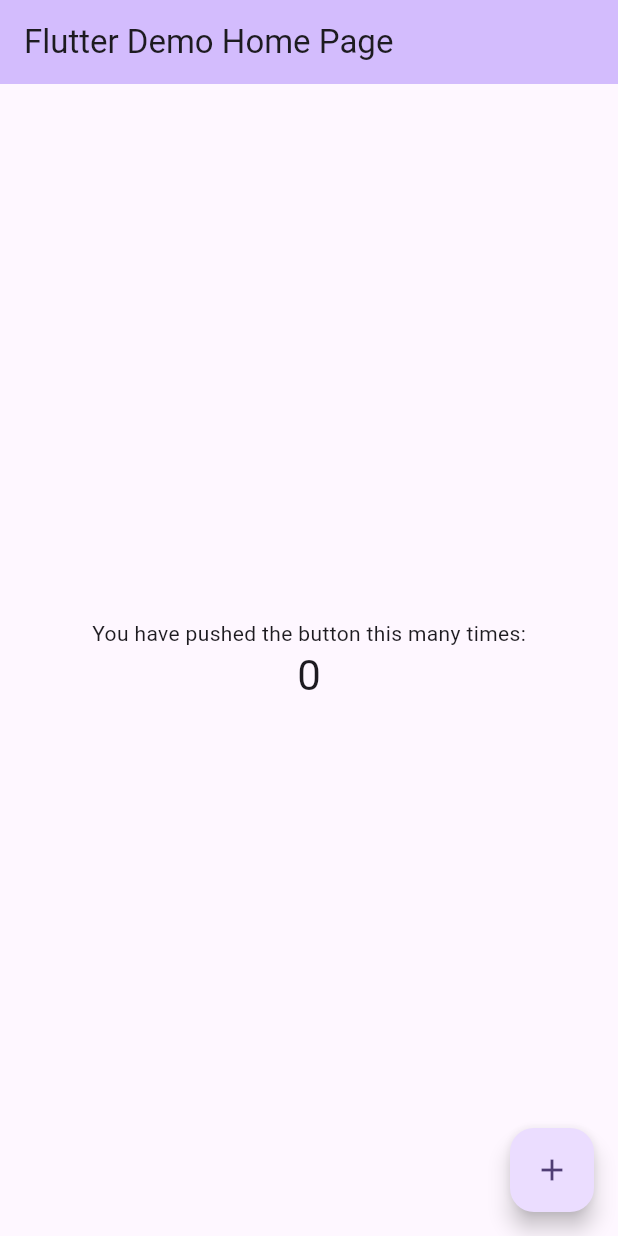
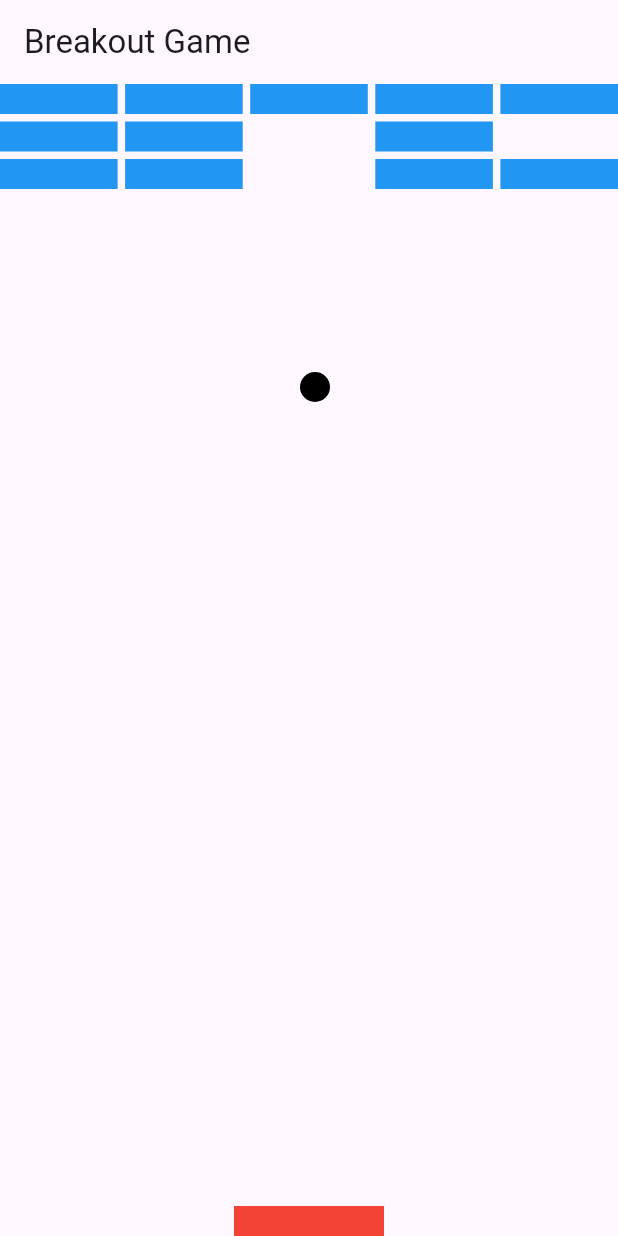
Before and after one commit to EduardoCostaEXE/FlutterBreakoutGame, a Flutter app: the screen it shows after launch, on a phone screen of 412 x 824 dp. Run offline on Flutter 3.47's test engine with Material 3 defaults, Android fonts, the phone set to English and light mode, and no system bars.

Commit message:
Start of the game

```diff
--- a/flutter_breakout_game/lib/main.dart
+++ b/flutter_breakout_game/lib/main.dart
@@ -1,125 +1,19 @@
 import 'package:flutter/material.dart';
+import 'package:flutter_breakout_game/view/game_view.dart';
 
 void main() {
-  runApp(const MyApp());
+  runApp(MyApp());
 }
 
 class MyApp extends StatelessWidget {
-  const MyApp({super.key});
-
-  // This widget is the root of your application.
   @override
   Widget build(BuildContext context) {
     return MaterialApp(
-      title: 'Flutter Demo',
+      title: 'Flutter Breakout Game',
       theme: ThemeData(
-        // This is the theme of your application.
-        //
-        // TRY THIS: Try running your application with "flutter run". You'll see
-        // the application has a purple toolbar. Then, without quitting the app,
-        // try changing the seedColor in the colorScheme below to Colors.green
-        // and then invoke "hot reload" (save your changes or press the "hot
-        // reload" button in a Flutter-supported IDE, or press "r" if you used
-        // the command line to start the app).
-        //
-        // Notice that the counter didn't reset back to zero; the application
-        // state is not lost during the reload. To reset the state, use hot
-        // restart instead.
-        //
-        // This works for code too, not just values: Most code changes can be
-        // tested with just a hot reload.
-        colorScheme: ColorScheme.fromSeed(seedColor: Colors.deepPurple),
-        useMaterial3: true,
+        primarySwatch: Colors.blue,
       ),
-      home: const MyHomePage(title: 'Flutter Demo Home Page'),
+      home: GameView(),
     );
   }
 }
-
-class MyHomePage extends StatefulWidget {
-  const MyHomePage({super.key, required this.title});
-
-  // This widget is the home page of your application. It is stateful, meaning
-  // that it has a State object (defined below) that contains fields that affect
-  // how it looks.
-
-  // This class is the configuration for the state. It holds the values (in this
-  // case the title) provided by the parent (in this case the App widget) and
-  // used by the build method of the State. Fields in a Widget subclass are
-  // always marked "final".
-
-  final String title;
-
-  @override
-  State<MyHomePage> createState() => _MyHomePageState();
-}
-
-class _MyHomePageState extends State<MyHomePage> {
-  int _counter = 0;
-
-  void _incrementCounter() {
-    setState(() {
-      // This call to setState tells the Flutter framework that something has
-      // changed in this State, which causes it to rerun the build method below
-      // so that the display can reflect the updated values. If we changed
-      // _counter without calling setState(), then the build method would not be
-      // called again, and so nothing would appear to happen.
-      _counter++;
-    });
-  }
-
-  @override
-  Widget build(BuildContext context) {
-    // This method is rerun every time setState is called, for instance as done
-    // by the _incrementCounter method above.
-    //
-    // The Flutter framework has been optimized to make rerunning build methods
-    // fast, so that you can just rebuild anything that needs updating rather
-    // than having to individually change instances of widgets.
-    return Scaffold(
-      appBar: AppBar(
-        // TRY THIS: Try changing the color here to a specific color (to
-        // Colors.amber, perhaps?) and trigger a hot reload to see the AppBar
-        // change color while the other colors stay the same.
-        backgroundColor: Theme.of(context).colorScheme.inversePrimary,
-        // Here we take the value from the MyHomePage object that was created by
-        // the App.build method, and use it to set our appbar title.
-        title: Text(widget.title),
-      ),
-      body: Center(
-        // Center is a layout widget. It takes a single child and positions it
-        // in the middle of the parent.
-        child: Column(
-          // Column is also a layout widget. It takes a list of children and
-          // arranges them vertically. By default, it sizes itself to fit its
-          // children horizontally, and tries to be as tall as its parent.
-          //
-          // Column has various properties to control how it sizes itself and
-          // how it positions its children. Here we use mainAxisAlignment to
-          // center the children vertically; the main axis here is the vertical
-          // axis because Columns are vertical (the cross axis would be
-          // horizontal).
-          //
-          // TRY THIS: Invoke "debug painting" (choose the "Toggle Debug Paint"
-          // action in the IDE, or press "p" in the console), to see the
-          // wireframe for each widget.
-          mainAxisAlignment: MainAxisAlignment.center,
-          children: <Widget>[
-            const Text(
-              'You have pushed the button this many times:',
-            ),
-            Text(
-              '$_counter',
-              style: Theme.of(context).textTheme.headlineMedium,
-            ),
-          ],
-        ),
-      ),
-      floatingActionButton: FloatingActionButton(
-        onPressed: _incrementCounter,
-        tooltip: 'Increment',
-        child: const Icon(Icons.add),
-      ), // This trailing comma makes auto-formatting nicer for build methods.
-    );
-  }
-}
--- /dev/null
+++ b/flutter_breakout_game/lib/model/circle.dart
@@ -0,0 +1,14 @@
+import 'package:flutter/material.dart';
+
+class Circle {
+  Offset position;
+  int size;
+  double radius;
+  Color? color;
+
+  Circle({
+    required this.position,
+    required this.size,
+    this.color
+  }) : radius = size / 2.0;
+}
--- /dev/null
+++ b/flutter_breakout_game/lib/model/destructible_rectangle.dart
@@ -0,0 +1,16 @@
+import 'dart:ui';
+import 'package:flutter_breakout_game/model/rectangle.dart';
+
+class DestructibleRectangle extends Rectangle {
+  DestructibleRectangle({
+    required Offset position,
+    required Color color,
+    required double height,
+    required double width,
+  }) : super(
+    position: position,
+    color: color,
+    height: height,
+    width: width,
+  );
+}
--- /dev/null
+++ b/flutter_breakout_game/lib/view/game_view.dart
@@ -0,0 +1,82 @@
+import 'package:flutter/material.dart';
+import 'package:provider/provider.dart';
+import 'package:flutter_breakout_game/viewModel/circle_movement_viewmodel.dart';
+
+class GameView extends StatelessWidget {
+  @override
+  Widget build(BuildContext context) {
+    return Scaffold(
+      appBar: AppBar(
+        title: Text('Breakout Game'),
+      ),
+      body: ChangeNotifierProvider(
+        create: (_) => CircleMovementViewModel(),
+        child: GameBoard(),
+      ),
+    );
+  }
+}
+
+class GameBoard extends StatefulWidget {
+  @override
+  _GameBoardState createState() => _GameBoardState();
+}
+
+class _GameBoardState extends State<GameBoard> {
+  @override
+  void initState() {
+    super.initState();
+    WidgetsBinding.instance.addPostFrameCallback((_) {
+      final size = MediaQuery.of(context).size;
+      Provider.of<CircleMovementViewModel>(context, listen: false).startAnimation(size);
+    });
+  }
+
+  @override
+  Widget build(BuildContext context) {
+    return Consumer<CircleMovementViewModel>(
+      builder: (context, viewModel, child) {
+        return Stack(
+          children: [
+            ...viewModel.blocks.map((block) {
+              return Positioned(
+                left: block.position.dx,
+                top: block.position.dy,
+                child: Container(
+                  width: block.width,
+                  height: block.height,
+                  color: block.color,
+                ),
+              );
+            }).toList(),
+            Positioned(
+              left: viewModel.circle.position.dx,
+              top: viewModel.circle.position.dy,
+              child: Container(
+                width: viewModel.circle.size.toDouble(),
+                height: viewModel.circle.size.toDouble(),
+                decoration: BoxDecoration(
+                  color: viewModel.circle.color,
+                  shape: BoxShape.circle,
+                ),
+              ),
+            ),
+            Align(
+              alignment: Alignment.bottomCenter,
+              child: GestureDetector(
+                onHorizontalDragUpdate: (details) {
+                  // Atualiza a posição do retângulo controlável
+                },
+                child: Container(
+                  width: 100, // Largura do retângulo controlável
+                  height: 20, // Altura do retângulo controlável
+                  color: Colors.red,
+                ),
+              ),
+            ),
+          ],
+        );
+      },
+    );
+  }
+}
--- /dev/null
+++ b/flutter_breakout_game/lib/viewModel/circle_movement_viewmodel.dart
@@ -0,0 +1,107 @@
+import 'dart:async';
+import 'dart:math';
+import 'package:flutter/material.dart';
+import '../model/circle.dart';
+import '../model/destructible_rectangle.dart';
+
+class CircleMovementViewModel extends ChangeNotifier {
+  Circle _circle;
+  double _dx = 0;
+  double _dy = -1;
+  final double _speed = 4;
+  final int _size = 20;
+  final Random _random = Random();
+
+  List<DestructibleRectangle> blocks = [];
+
+  CircleMovementViewModel()
+      : _circle = Circle(position: const Offset(200, 380), size: 20, color: Colors.black) {
+  }
+
+  Circle get circle => _circle;
+
+  void startAnimation(Size screenSize) {
+    initializeBlocks(screenSize);
+    Timer.periodic(const Duration(milliseconds: 16), (timer) {
+      _moveCircle(screenSize);
+    });
+  }
+
+  void _moveCircle(Size screenSize) {
+    double newX = _circle.position.dx + _dx * _speed;
+    double newY = _circle.position.dy + _dy * _speed;
+
+    if (newX <= 0 || newX + _size >= screenSize.width) {
+      _dx = -_dx;
+    }
+    if (newY <= 0) {
+      _dy = -_dy;
+    }
+    if (newY + _size >= screenSize.height) {
+      _dy = -_dy;// Fim de jogo
+    }
+
+    for (DestructibleRectangle block in blocks) {
+      if (collidesWithBlock(block)) {
+        _dy = -_dy;
+        blocks.remove(block);
+        break;
+      }
+    }
+
+    _circle = Circle(position: Offset(newX, newY), size: _size, color: _circle.color);
+    notifyListeners();
+  }
+
+  bool collidesWithBlock(DestructibleRectangle block) {
+    Rect circleRect = Rect.fromCircle(
+        center: Offset(
+          _circle.position.dx + (_size / 2),
+          _circle.position.dy + (_size / 2),
+        ),
+        radius: _circle.radius
+    );
+    Rect blockRect = Rect.fromLTWH(
+        block.position.dx, block.position.dy, block.width, block.height
+    );
+    return circleRect.overlaps(blockRect);
+  }
+
+  void initializeBlocks(Size screenSize) {
+    int rows = 3;
+    int cols = 5;
+    double blockHeight = 20; // Altura do bloco
+    double padding = 5; // Espaço entre os blocos
+    double blockWidth = (screenSize.width - ((cols -1) * padding))/cols; // Largura do bloco de acordo com o tamanho da tela
+
+    blocks = [];
+
+    for (int row = 0; row < rows; row++) {
+      for (int col = 0; col < cols - (row % 2); col++) {
+        blocks.add(DestructibleRectangle(
+          position: Offset(
+              col * (blockWidth + padding),
+              row * (blockHeight + padding)
+          ),
+          color: Colors.blue,
+          height: blockHeight,
+          width: blockWidth,
+        ));
+      }
+    }
+  }
+
+  void _changeColor() { //Talvez implementar mais tarde
+    _circle = Circle(
+      position: _circle.position,
+      size: _circle.size,
+      color: Color.fromARGB(
+        255,
+        _random.nextInt(256),
+        _random.nextInt(256),
+        _random.nextInt(256),
+      ),
+    );
+    notifyListeners();
+  }
+}
--- a/flutter_breakout_game/pubspec.yaml
+++ b/flutter_breakout_game/pubspec.yaml
@@ -3,6 +3,7 @@ description: "A new Flutter project."
 # The following line prevents the package from being accidentally published to
 # pub.dev using `flutter pub publish`. This is preferred for private packages.
 publish_to: 'none' # Remove this line if you wish to publish to pub.dev
+description: A Flutter breakout game example
 
 # The following defines the version and build number for your application.
 # A version number is three numbers separated by dots, like 1.2.43
@@ -19,7 +20,7 @@ publish_to: 'none' # Remove this line if you wish to publish to pub.dev
 version: 1.0.0+1
 
 environment:
-  sdk: '>=3.4.3 <4.0.0'
+  sdk: ">=2.17.0 <3.0.0"
 
 # Dependencies specify other packages that your package needs in order to work.
 # To automatically upgrade your package dependencies to the latest versions
@@ -35,6 +36,7 @@ dependencies:
   # The following adds the Cupertino Icons font to your application.
   # Use with the CupertinoIcons class for iOS style icons.
   cupertino_icons: ^1.0.6
+  provider: ^6.0.0
 
 dev_dependencies:
   flutter_test:
@@ -88,3 +90,4 @@ flutter:
   #
   # For details regarding fonts from package dependencies,
   # see https://flutter.dev/custom-fonts/#from-packages
+  uses-material-design: true
```
Also changed, not shown: flutter_breakout_game/lib/model/rectangle.dart (added, +15 -0 lines), flutter_breakout_game/pubspec.lock, 1 other file.
